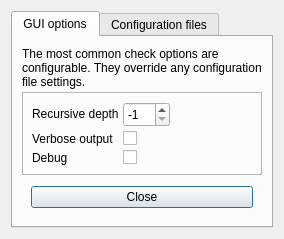
Qt form linkcheck/gui/ui/options.ui (wummel/linkchecker) before a commit.
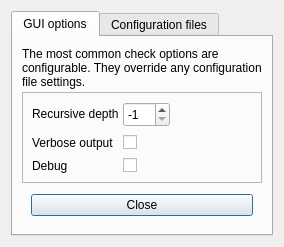
The same form after that commit.

Commit message: Add more padding to option dialog.

```diff
--- a/linkcheck/gui/ui/options.ui
+++ b/linkcheck/gui/ui/options.ui
@@ -10,7 +10,7 @@
     <x>0</x>
     <y>0</y>
     <width>264</width>
-    <height>217</height>
+    <height>229</height>
    </rect>
   </property>
   <property name="windowTitle">
@@ -25,6 +25,12 @@
    </property>
    <item>
     <widget class="QTabWidget" name="tabWidget">
+     <property name="sizePolicy">
+      <sizepolicy hsizetype="Expanding" vsizetype="Expanding">
+       <horstretch>0</horstretch>
+       <verstretch>0</verstretch>
+      </sizepolicy>
+     </property>
      <property name="toolTip">
       <string/>
      </property>
@@ -95,7 +101,7 @@
            <number>4</number>
           </property>
           <property name="verticalSpacing">
-           <number>4</number>
+           <number>8</number>
           </property>
           <item row="0" column="0">
            <widget class="QLabel" name="label">
```
Left out of the diff: 2 changed lines with no effect on the pictures. The commit also changes 1 other file.
